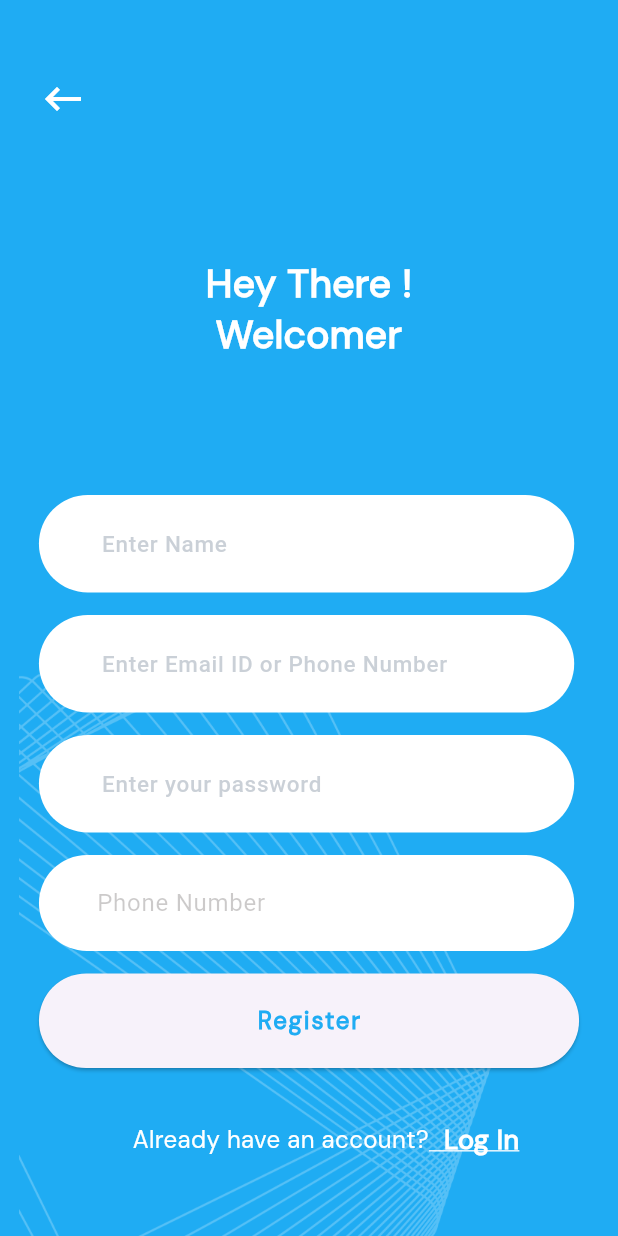
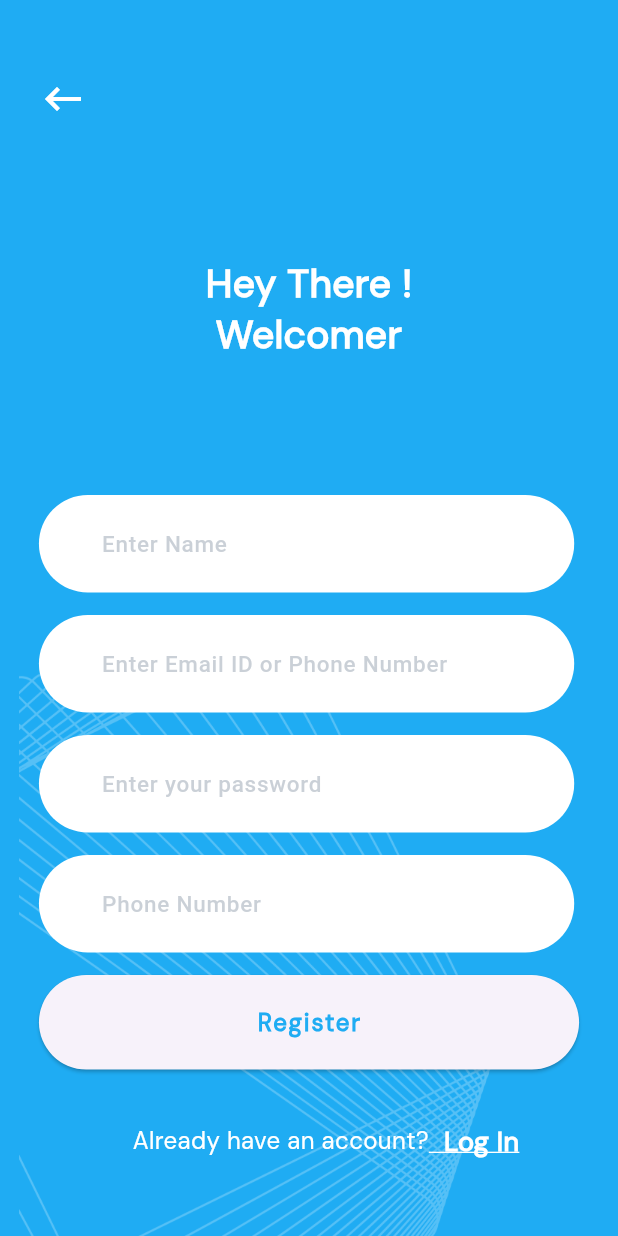
Before and after one commit to sarinkrishnan/Laundry_app_new, a Flutter app: the RegisterPage screen opened directly, after a tap on "Register", on a phone screen of 412 x 824 dp. Run offline on Flutter 3.47's test engine with Material 3 defaults, Android fonts, the phone set to English and light mode, and no system bars; our stand-ins replace carousel_slider, dotted_line, flutter_rating_bar, flutter_screenutil, gap, image_picker and 1 more; missing offline and left inert: radio_group_v2; accounts and stored records are empty.

Commit message:
some changes

```diff
--- a/lib/extract_items/01-splash_page-prototype/01-textfeild_splash_pages.dart
+++ b/lib/extract_items/01-splash_page-prototype/01-textfeild_splash_pages.dart
@@ -5,26 +5,30 @@
   const TextfeildText({
     super.key,
     required this.text,
-    required this.controler,required this.validator,
-
+    //  this.controler,
+    this.validator,
+    this.onSaveddata,
+    this.type,
   });
   final String text;
-  final TextEditingController controler;
-  final String Function(String?) validator;
-
+  // /final TextEditingController? controler;
+  final String Function(String?)? validator;
+  final void Function(String?)? onSaveddata;
+  final TextInputType? type;
   @override
   Widget build(BuildContext context) {
     return Padding(
       padding: EdgeInsets.only(left: 24.w, right: 27.w),
       child: TextFormField(
+        keyboardType: type,
         validator: validator,
         style: TextStyle(
           color: Colors.black,
         ),
-          controller: controler,
+        onSaved: (v) => onSaveddata,
+        // controller: controler,
         decoration: InputDecoration(
-            contentPadding:
-                EdgeInsets.only(left: 35.w, top: 23.h, bottom: 23.h),
+          contentPadding: EdgeInsets.only(left: 35.w, top: 23.h, bottom: 23.h),
           filled: true,
           fillColor: Color(0xffFFFFFF),
           hintText: text,
--- a/lib/prototype-screen/1-row-splash-page/4-register-page.dart
+++ b/lib/prototype-screen/1-row-splash-page/4-register-page.dart
@@ -1,14 +1,12 @@
 import 'package:flutter/cupertino.dart';
 import 'package:flutter/material.dart';
+import 'package:flutter/services.dart';
 import 'package:flutter/widgets.dart';
 import 'package:flutter_screenutil/flutter_screenutil.dart';
 import 'package:gap/gap.dart';
-import 'package:laundry_bin_app/controler/register.dart';
 import 'package:laundry_bin_app/extract_items/01-splash_page-prototype/01-textfeild_splash_pages.dart';
 import 'package:laundry_bin_app/extract_items/splashpage-back_white_button/splash-back_white_button.dart';
 import 'package:laundry_bin_app/prototype-screen/1-row-splash-page/5-wlcome_back-login.dart';
-import 'package:laundry_bin_app/prototype-screen/2-row-home-page/11-home-page.dart';
-import 'package:provider/provider.dart';
 
 class RegisterPage extends StatefulWidget {
   const RegisterPage({super.key});
@@ -17,11 +15,9 @@
   State<RegisterPage> createState() => _RegisterPageState();
 }
 
-TextEditingController name = TextEditingController();
-TextEditingController e_mail = TextEditingController();
-TextEditingController password = TextEditingController();
-// TextEditingController phoneNumber = TextEditingController();
-
+String? name;
+String? e_mail;
+String? password;
 int? phoneNumber;
 
 class _RegisterPageState extends State<RegisterPage> {
@@ -66,10 +62,11 @@
               ),
               Gap(90.h),
               TextfeildText(
+                type: TextInputType.name,
                 text: 'Enter Name',
-                controler: name,
+                onSaveddata: (p0) => name = p0!,
                 validator: (p0) {
-                  if (name.text.isEmpty) {
+                  if (name.toString().isEmpty) {
                     return 'Please enter your name';
                   } else {
                     throw '';
@@ -78,22 +75,23 @@
               ),
               Gap(15.h),
               TextfeildText(
-                controler: e_mail,
+                onSaveddata: (value) {
+                  e_mail = value!;
+                },
                 text: 'Enter Email ID or Phone Number',
-                validator: (p0) {
-                  if (e_mail.text.isEmpty) {
-                    return 'Enter Email ID or Phone Number';
-                  } else {
-                    throw '';
+                validator: (value) {
+                  if (value == null || value.isEmpty) {
+                    return 'Enter the data';
                   }
+                  return '';
                 },
               ),
               Gap(15.h),
               TextfeildText(
                 text: 'Enter your password',
-                controler: password,
+                onSaveddata: (p0) => password = p0!,
                 validator: (p0) {
-                  if (password.text.isEmpty) {
+                  if (password.toString().isEmpty) {
                     return "please enter the password";
                   } else {
                     throw "";
@@ -101,31 +99,44 @@
                 },
               ),
               Gap(15.h),
-              Padding(
-                padding: EdgeInsets.only(left: 24.w, right: 27.w),
-                child: TextFormField(
-                  style: TextStyle(color: Colors.black),
-                  keyboardType: TextInputType.number,
-                  // controller: phoneNumber,
-                  onSaved: (value) => phoneNumber = int.parse(value!),
-                  decoration: InputDecoration(
-                      fillColor: Color(0xffFFFFFFFF),
-                      filled: true,
-                      labelText: 'Phone Number',
-                      contentPadding: EdgeInsets.only(left: 32.w, top: 45.h),
-                      labelStyle:
-                          TextStyle(color: Color.fromARGB(66, 57, 51, 51)),
-                      border: OutlineInputBorder(
-                          borderSide: BorderSide.none,
-                          borderRadius: BorderRadius.circular(100.r))),
-                  validator: (value) {
-                    if (!RegExp(r'^[0-9]+$').hasMatch(value!)) {
-                      return 'Please enter a valid phone number';
-                    }
-                    return null;
-                  },
-                ),
-              ),
+              TextfeildText(
+                type: TextInputType.number,
+                text: 'Phone Number',
+                onSaveddata: (p0) => phoneNumber = int.parse(p0!),
+                validator: (p0) {
+                  if (phoneNumber.toString().isEmpty) {
+                    return ' please enter the phone number';
+                  } else {
+                    throw '';
+                  }
+                },
+              )
+              // Padding(
+              //   padding: EdgeInsets.only(left: 24.w, right: 27.w),
+              //   child: TextFormField(
+              //     style: TextStyle(color: Colors.black),
+              //     keyboardType: TextInputType.number,
+              //     // controller: phoneNumber,
+              //     onSaved: (value) => phoneNumber = int.parse(value!),
+              //     decoration: InputDecoration(
+              //         fillColor: Color(0xffFFFFFFFF),
+              //         filled: true,
+              //         labelText: 'Phone Number',
+              //         contentPadding: EdgeInsets.only(left: 32.w, top: 45.h),
+              //         labelStyle:
+              //             TextStyle(color: Color.fromARGB(66, 57, 51, 51)),
+              //         border: OutlineInputBorder(
+              //             borderSide: BorderSide.none,
+              //             borderRadius: BorderRadius.circular(100.r))),
+              //     validator: (value) {
+              //       if (!RegExp(r'^[0-9]+$').hasMatch(value!)) {
+              //         return 'Please enter a valid phone number';
+              //       }
+              //       return null;
+              //     },
+              //   ),
+              // ),
+              ,
               Gap(15.h),
               Center(
                 child: SizedBox(
@@ -133,6 +144,14 @@
                     width: 333.w,
                     child: ElevatedButton(
                       onPressed: () {
+                        if (_formKey.currentState!.validate()) {
+                          _formKey.currentState!.save();
+                          ScaffoldMessenger.of(context).showSnackBar(
+                            SnackBar(
+                                backgroundColor: Colors.greenAccent,
+                                content: Text('Data saved ')),
+                          );
+                        }
                       },
                       child: Text(
                         'Register',
```
Lines whose indentation alone changed are shown as unchanged.
